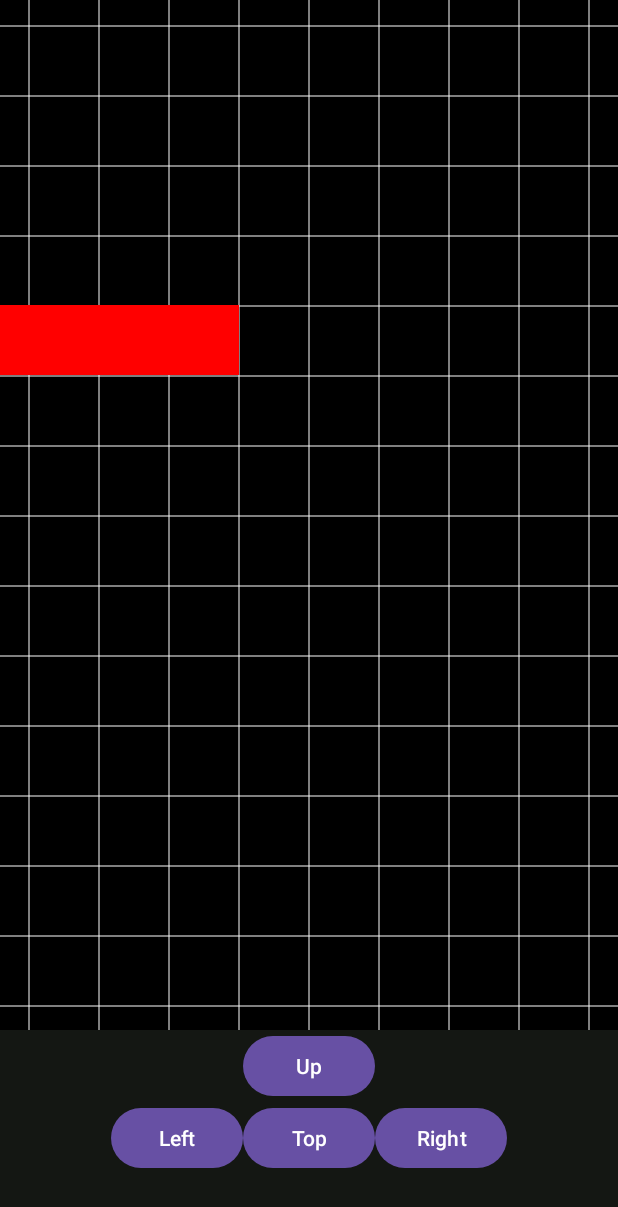
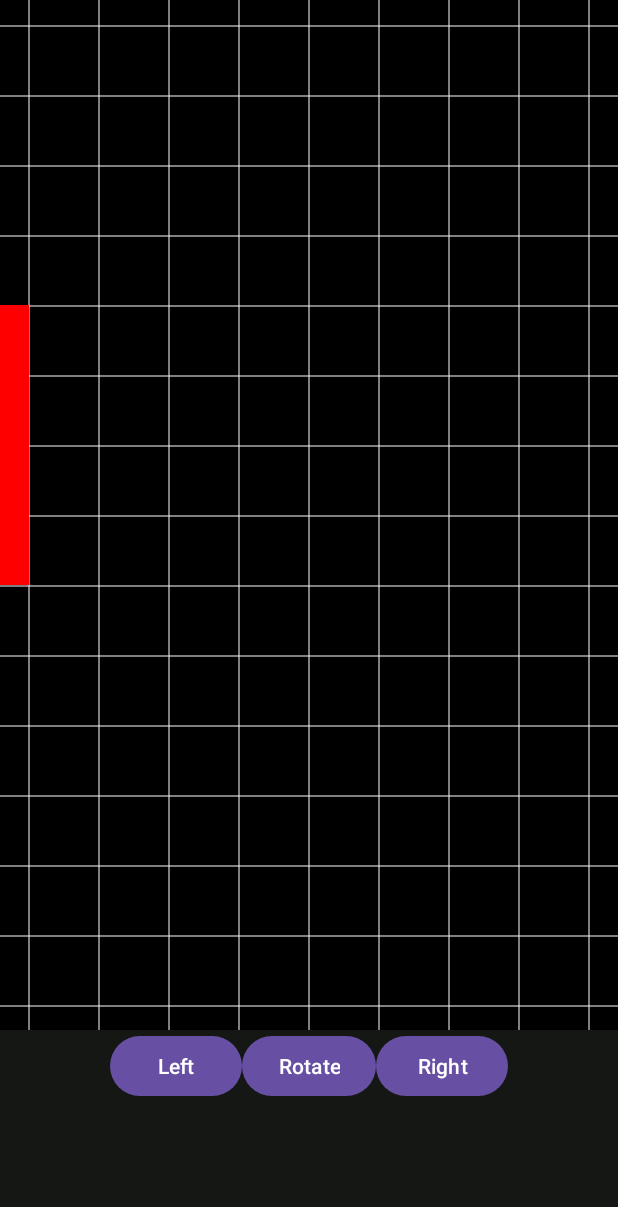
Before and after one commit to kamilmichna/androTetris, an Android app: the screen it shows after launch (MainActivity), on a phone screen of 412 x 824 dp. Shown: the top 1207 px of the screen. Run offline under Robolectric (Android 15) with nearby library versions, the phone set to English and light mode, and no system bars.

```diff
--- a/app/src/main/java/com/example/androTetris/GameState.java
+++ b/app/src/main/java/com/example/androTetris/GameState.java
@@ -1,10 +1,13 @@
 package com.example.androTetris;
 
+import java.util.Arrays;
+import java.util.Random;
 public class GameState {
     Matrix matrix;
     MatrixView canvas;
     MatrixObject[] matrixObjects;
     MatrixObject activeObject;
+    boolean rotated = false;
 
     public GameState(MatrixView canvas) {
         this.setMatrixObjects();
@@ -28,12 +31,31 @@ public class GameState {
             matrix.drawMatrixObject(this.activeObject, false, true);
             this.setNewActiveObject();
         }
+        checkFilledLine();
+    }
+
+    private void checkFilledLine() {
+        for (int i = 0; i < 20; i++) {
+            if (Arrays.equals(matrix.matrix[i],new char[]{'y', 'y','y','y','y','y','y','y','y','y' })) {
+                System.out.println(this.matrix.matrix[i]);
+                this.matrix.matrix[i] = "xxxxxxxxxx".toCharArray();
+            }
+        }
     }
 
     private void setNewActiveObject() {
-        //add randomness here
         this.setMatrixObjects();
-        this.activeObject = this.matrixObjects[0];
+        this.activeObject = this.matrixObjects[1];
+    }
+
+    public void rotate() {
+        matrix.clearActive();
+        if (rotated) {
+            this.activeObject = this.matrixObjects[0];
+        } else {
+            this.activeObject = this.matrixObjects[1];
+        }
+        this.rotated = !this.rotated;
     }
 
     private boolean checkGravityCollision() {
@@ -42,16 +64,13 @@ public class GameState {
         int matrixXLen = this.activeObject.activeVariant.matrix[0].length;
         int matrixYLen = this.activeObject.activeVariant.matrix.length;
 
-        if (yPos >= 19) {
+        if (yPos + matrixYLen == 20) {
             return true;
         }
 
-
-
         for (int i = matrixYLen - 1; i >= 0; i--) {
             for (int j = matrixXLen - 1; j >= 0; j--) {
-                System.out.println(j+xPos);
-                if ( this.matrix.matrix[i+yPos+1][j+xPos] != 'x') {
+                if ( this.matrix.matrix[i+yPos+1][j+xPos] == 'y') {
                     return true;
                 }
             }
@@ -61,10 +80,15 @@ public class GameState {
 
     private void setMatrixObjects() {
         char[][] lineMatrix = {{'z', 'z', 'z', 'z'}};
-        MatrixObjectVariant lineVariant = new MatrixObjectVariant("t", lineMatrix);
+        MatrixObjectVariant lineVariant = new MatrixObjectVariant(lineMatrix);
         MatrixObjectVariant[] lineArr = {lineVariant};
         MatrixObject line = new MatrixObject(lineArr);
 
-        this.matrixObjects = new MatrixObject[]{line};
+        char[][] lineMatrixVert = {{'z'},{'z'}, {'z'}, {'z'}};
+        MatrixObjectVariant lineVariantVert = new MatrixObjectVariant(lineMatrixVert);
+        MatrixObjectVariant[] lineArrVert = {lineVariantVert};
+        MatrixObject lineVert = new MatrixObject(lineArrVert);
+
+        this.matrixObjects = new MatrixObject[]{line, lineVert};
     }
 }
--- a/app/src/main/java/com/example/androTetris/MainActivity.java
+++ b/app/src/main/java/com/example/androTetris/MainActivity.java
@@ -28,6 +28,10 @@ public class MainActivity extends AppCompatActivity {
         }
     }
 
+    public void rotate(View v) {
+        this.gameState.rotate();
+    }
+
     public void moveRight(View v) {
         if (gameState.activeObject.xPos + gameState.activeObject.activeVariant.matrix[0].length < 10) {
             gameState.activeObject.xPos++;
--- a/app/src/main/java/com/example/androTetris/MatrixObjectVariant.java
+++ b/app/src/main/java/com/example/androTetris/MatrixObjectVariant.java
@@ -4,8 +4,7 @@ public class MatrixObjectVariant {
     public String direction;
     public char[][] matrix;
 
-    public MatrixObjectVariant(String direction, char[][] matrix){
-        this.direction = direction;
+    public MatrixObjectVariant(char[][] matrix){
         this.matrix = matrix;
     }
 }
--- a/app/src/main/res/layout/activity_main.xml
+++ b/app/src/main/res/layout/activity_main.xml
@@ -33,16 +33,6 @@
             android:layout_width="match_parent"
             android:gravity="center"
             android:layout_height="wrap_content">
-
-            <Button
-                android:layout_width="wrap_content"
-                android:layout_height="wrap_content"
-                android:text="Up" />
-        </LinearLayout>
-        <LinearLayout
-            android:layout_width="match_parent"
-            android:gravity="center"
-            android:layout_height="wrap_content">
                 <Button
                     android:layout_width="wrap_content"
                     android:layout_height="wrap_content"
@@ -53,7 +43,8 @@
                 <Button
                     android:layout_width="wrap_content"
                     android:layout_height="wrap_content"
-                    android:text="Top"
+                    android:text="Rotate"
+                    android:onClick="rotate"
                     tools:ignore="ButtonStyle">
                 </Button>
                 <Button
```
